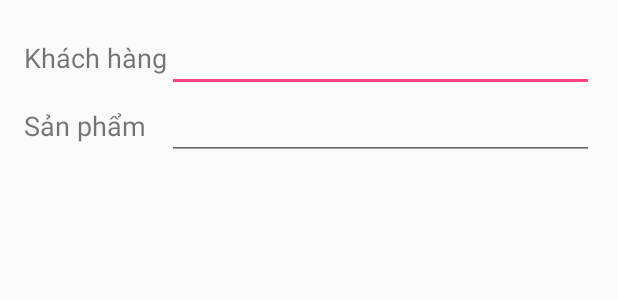
After one commit to khoiln218/Coffee-Khoi-Nguyen, an Android app: the layout dialog_them_don_hang.xml on its own in the app's theme, with its tools: preview values and no code run, on a phone screen of 412 x 824 dp. The commit adds this screen. Shown: the top 300 px of the screen. Run offline under Robolectric (Android 15) with nearby library versions, the phone set to English and light mode, and no system bars.

Commit message:
-them Don hang

```diff
--- /dev/null
+++ b/CapheKN/app/src/main/res/layout/dialog_them_don_hang.xml
@@ -0,0 +1,54 @@
+<?xml version="1.0" encoding="utf-8"?>
+<TableLayout xmlns:android="http://schemas.android.com/apk/res/android"
+    android:layout_width="match_parent"
+    android:layout_height="match_parent"
+    android:orientation="vertical"
+    android:padding="16dp"
+    android:stretchColumns="1">
+
+    <TableRow
+        android:layout_width="match_parent"
+        android:layout_height="wrap_content">
+
+        <TextView
+            android:layout_width="wrap_content"
+            android:layout_height="wrap_content"
+            android:text="Khách hàng"
+            android:textSize="18sp" />
+
+        <AutoCompleteTextView
+            android:id="@+id/etKhachHang"
+            android:layout_width="match_parent"
+            android:layout_height="wrap_content"
+            android:layout_span="2"
+            android:ems="10"
+            android:imeOptions="actionSearch"
+            android:inputType="textAutoComplete|textAutoCorrect"
+            android:textAlignment="center">
+
+            <requestFocus />
+        </AutoCompleteTextView>
+    </TableRow>
+
+    <TableRow
+        android:layout_width="match_parent"
+        android:layout_height="wrap_content">
+
+        <TextView
+            android:layout_width="wrap_content"
+            android:layout_height="wrap_content"
+            android:text="Sản phẩm"
+            android:textSize="18sp" />
+
+        <AutoCompleteTextView
+            android:id="@+id/etSanPham"
+            android:layout_width="match_parent"
+            android:layout_height="wrap_content"
+            android:layout_span="2"
+            android:ems="10"
+            android:imeOptions="actionSearch"
+            android:inputType="textAutoComplete|textAutoCorrect"
+            android:textAlignment="center" />
+    </TableRow>
+
+</TableLayout>
```
Also changed, not shown: CapheKN/app/src/main/java/com/khoinguyen/caphekhoinguyen/adapter/DonHangAdapter.java (+7 -3 lines), CapheKN/app/src/main/java/com/khoinguyen/caphekhoinguyen/database/DonHangHandler.java (+4 -4 lines), CapheKN/app/src/main/java/com/khoinguyen/caphekhoinguyen/fragment/BanHangFragment.java (+89 -19 lines).
